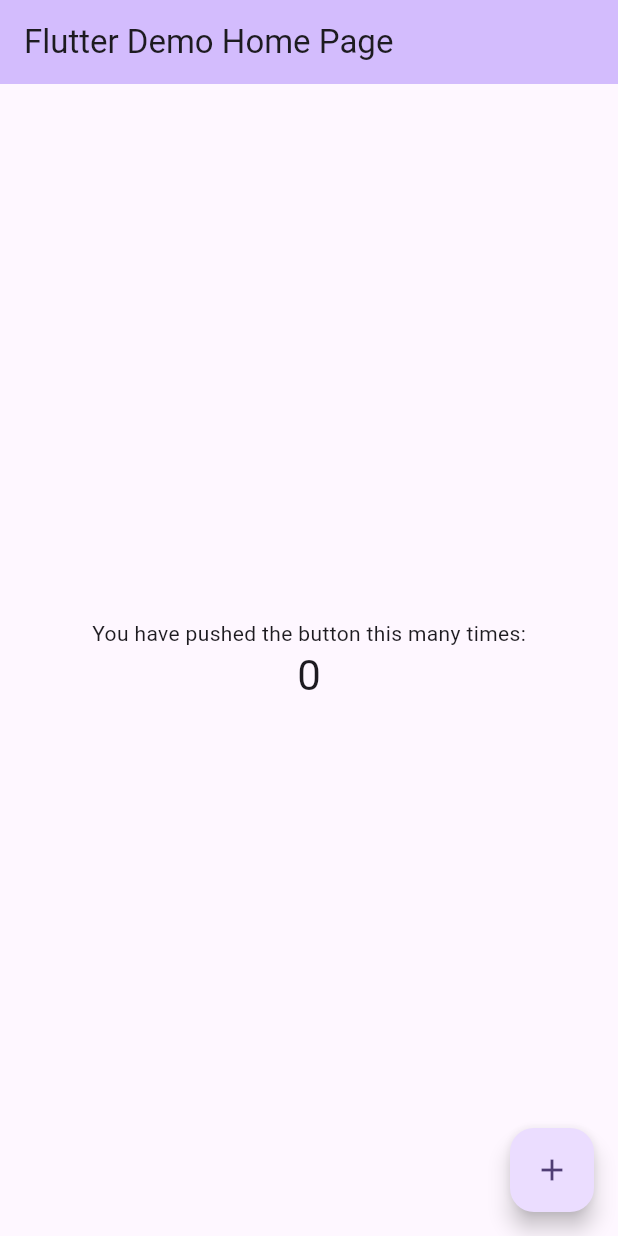
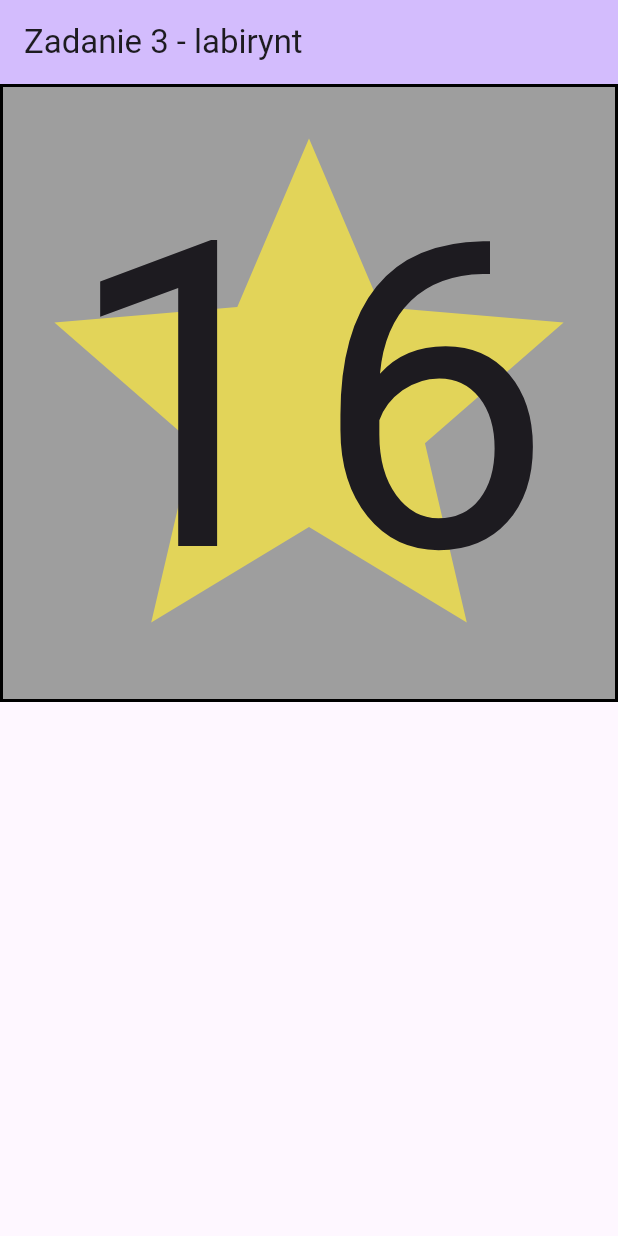
Before and after one commit to michalo1334/pam_mo_zad3, a Flutter app: the screen it shows after launch, on a phone screen of 412 x 824 dp. Run offline on Flutter 3.47's test engine with Material 3 defaults, Android fonts, the light colour scheme and no system bars.

Commit message:
Added MazeRoomMinimapWidget

```diff
--- a/lib/main.dart
+++ b/lib/main.dart
@@ -1,4 +1,6 @@
 import 'package:flutter/material.dart';
+import 'package:pam_mo_zad3/model/maze_room.dart';
+import 'package:pam_mo_zad3/view/maze_room_minimap_widget.dart';
 
 void main() {
   runApp(const MyApp());
@@ -31,7 +33,7 @@
         colorScheme: ColorScheme.fromSeed(seedColor: Colors.deepPurple),
         useMaterial3: true,
       ),
-      home: const MyHomePage(title: 'Flutter Demo Home Page'),
+      home: const MyHomePage(title: 'Zadanie 3 - labirynt'),
     );
   }
 }
@@ -86,40 +88,7 @@
         // the App.build method, and use it to set our appbar title.
         title: Text(widget.title),
       ),
-      body: Center(
-        // Center is a layout widget. It takes a single child and positions it
-        // in the middle of the parent.
-        child: Column(
-          // Column is also a layout widget. It takes a list of children and
-          // arranges them vertically. By default, it sizes itself to fit its
-          // children horizontally, and tries to be as tall as its parent.
-          //
-          // Column has various properties to control how it sizes itself and
-          // how it positions its children. Here we use mainAxisAlignment to
-          // center the children vertically; the main axis here is the vertical
-          // axis because Columns are vertical (the cross axis would be
-          // horizontal).
-          //
-          // TRY THIS: Invoke "debug painting" (choose the "Toggle Debug Paint"
-          // action in the IDE, or press "p" in the console), to see the
-          // wireframe for each widget.
-          mainAxisAlignment: MainAxisAlignment.center,
-          children: <Widget>[
-            const Text(
-              'You have pushed the button this many times:',
-            ),
-            Text(
-              '$_counter',
-              style: Theme.of(context).textTheme.headlineMedium,
-            ),
-          ],
-        ),
-      ),
-      floatingActionButton: FloatingActionButton(
-        onPressed: _incrementCounter,
-        tooltip: 'Increment',
-        child: const Icon(Icons.add),
-      ), // This trailing comma makes auto-formatting nicer for build methods.
+      body: MazeRoomMinimapWidget(room: MazeRoom.random((0, 0), startingRoom: true)),
     );
   }
 }
--- /dev/null
+++ b/lib/view/maze_room_minimap_widget.dart
@@ -0,0 +1,59 @@
+import 'package:flutter/cupertino.dart';
+import 'package:flutter/material.dart';
+
+import '../model/maze_room.dart';
+
+class MazeRoomMinimapWidget extends StatelessWidget {
+  final MazeRoom room;
+
+  const MazeRoomMinimapWidget({super.key, required this.room});
+
+  @override
+  Widget build(BuildContext context) {
+    return AspectRatio(
+        aspectRatio: 1,
+        child: Container(
+            decoration: BoxDecoration(
+              border: Border.all(width: 2),
+            ),
+            child: Stack(
+              fit: StackFit.passthrough,
+              children: [
+                FittedBox(
+                  fit: BoxFit.contain,
+                    child: _backgroundForRoomType()
+                ),
+                FittedBox(
+                  fit: BoxFit.contain,
+                  child: Text('${room.intValue}'),
+                ),
+              ],
+            )));
+  }
+
+  Widget _backgroundForRoomType() => switch (room) {
+        _ when room.isStartingRoom => _startingRoomBackground(),
+        _ when room.isEndRoom => _endRoomBackground(),
+        _ => _ordinaryRoomBackground(),
+      };
+
+  Widget _startingRoomBackground() {
+    return Container(
+      color: Colors.grey,
+      child: Icon(Icons.star, color: Colors.yellow.withOpacity(0.7)),
+    );
+  }
+
+  Widget _ordinaryRoomBackground() {
+    return Container(
+      color: Colors.grey,
+    );
+  }
+
+  Widget _endRoomBackground() {
+    return Container(
+      color: Colors.grey,
+      child: Icon(Icons.flag, color: Colors.green.withOpacity(0.7)),
+    );
+  }
+}
```
Also changed, not shown: lib/view/maze_room_fullscreen_widget.dart (added).
